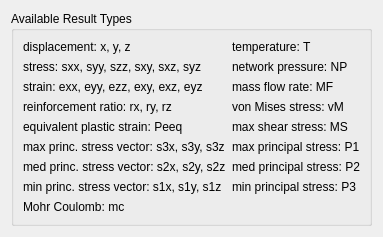
southseact-3d/fcd, file src/Mod/Fem/Gui/Resources/ui/ResultHints.ui: the form before one commit.
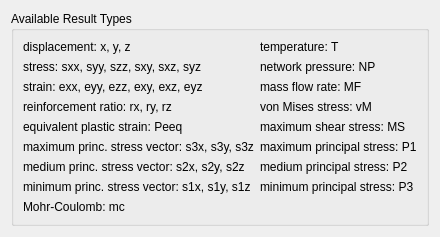
The form after the commit.

What changed in the file:
```diff
--- a/src/Mod/Fem/Gui/Resources/ui/ResultHints.ui
+++ b/src/Mod/Fem/Gui/Resources/ui/ResultHints.ui
@@ -175,7 +175,7 @@
         <item row="4" column="1">
          <widget class="QLabel" name="user_def_head_19">
           <property name="text">
-           <string>max shear stress: MS</string>
+           <string>maximum shear stress: MS</string>
           </property>
           <property name="textInteractionFlags">
            <set>Qt::TextSelectableByMouse</set>
@@ -185,7 +185,7 @@
        <item row="5" column="0">
          <widget class="QLabel" name="user_def_head_11">
           <property name="text">
-           <string>max princ. stress vector: s3x, s3y, s3z</string>
+           <string>maximum princ. stress vector: s3x, s3y, s3z</string>
           </property>
           <property name="textInteractionFlags">
            <set>Qt::TextSelectableByMouse</set>
@@ -195,7 +195,7 @@
         <item row="5" column="1">
          <widget class="QLabel" name="user_def_head_16">
           <property name="text">
-           <string>max principal stress: P1</string>
+           <string>maximum principal stress: P1</string>
           </property>
           <property name="textInteractionFlags">
            <set>Qt::TextSelectableByMouse</set>
@@ -205,7 +205,7 @@
         <item row="6" column="0">
          <widget class="QLabel" name="user_def_head_10">
           <property name="text">
-           <string>med princ. stress vector: s2x, s2y, s2z</string>
+           <string>medium princ. stress vector: s2x, s2y, s2z</string>
           </property>
           <property name="textInteractionFlags">
            <set>Qt::TextSelectableByMouse</set>
@@ -215,7 +215,7 @@
         <item row="6" column="1">
          <widget class="QLabel" name="user_def_head_17">
           <property name="text">
-           <string>med principal stress: P2</string>
+           <string>medium principal stress: P2</string>
           </property>
           <property name="textInteractionFlags">
            <set>Qt::TextSelectableByMouse</set>
@@ -225,7 +225,7 @@
         <item row="7" column="0">
          <widget class="QLabel" name="user_def_head_9">
           <property name="text">
-           <string>min princ. stress vector: s1x, s1y, s1z</string>
+           <string>minimum princ. stress vector: s1x, s1y, s1z</string>
           </property>
           <property name="textInteractionFlags">
            <set>Qt::TextSelectableByMouse</set>
@@ -235,7 +235,7 @@
         <item row="7" column="1">
          <widget class="QLabel" name="user_def_head_18">
           <property name="text">
-           <string>min principal stress: P3</string>
+           <string>minimum principal stress: P3</string>
           </property>
           <property name="textInteractionFlags">
            <set>Qt::TextSelectableByMouse</set>
@@ -245,7 +245,7 @@
         <item row="8" column="0">
          <widget class="QLabel" name="user_def_head_8">
           <property name="text">
-           <string>Mohr Coulomb: mc</string>
+           <string>Mohr-Coulomb: mc</string>
           </property>
           <property name="textInteractionFlags">
            <set>Qt::TextSelectableByMouse</set>
```
